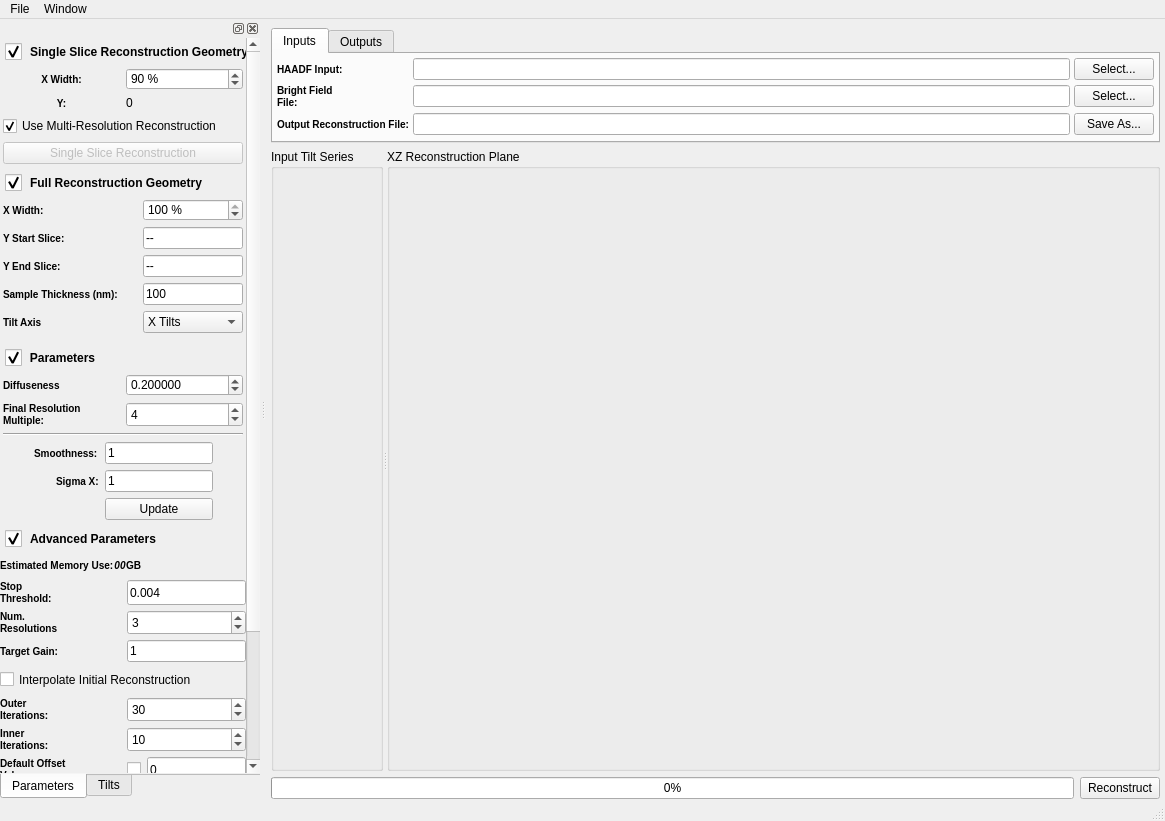
Before: the Qt Designer form Code/Applications/TEMBIR/UI_Files/TEMBIRGui.ui in OpenMBIR/OpenMBIR-TEM, drawn with Qt 5.
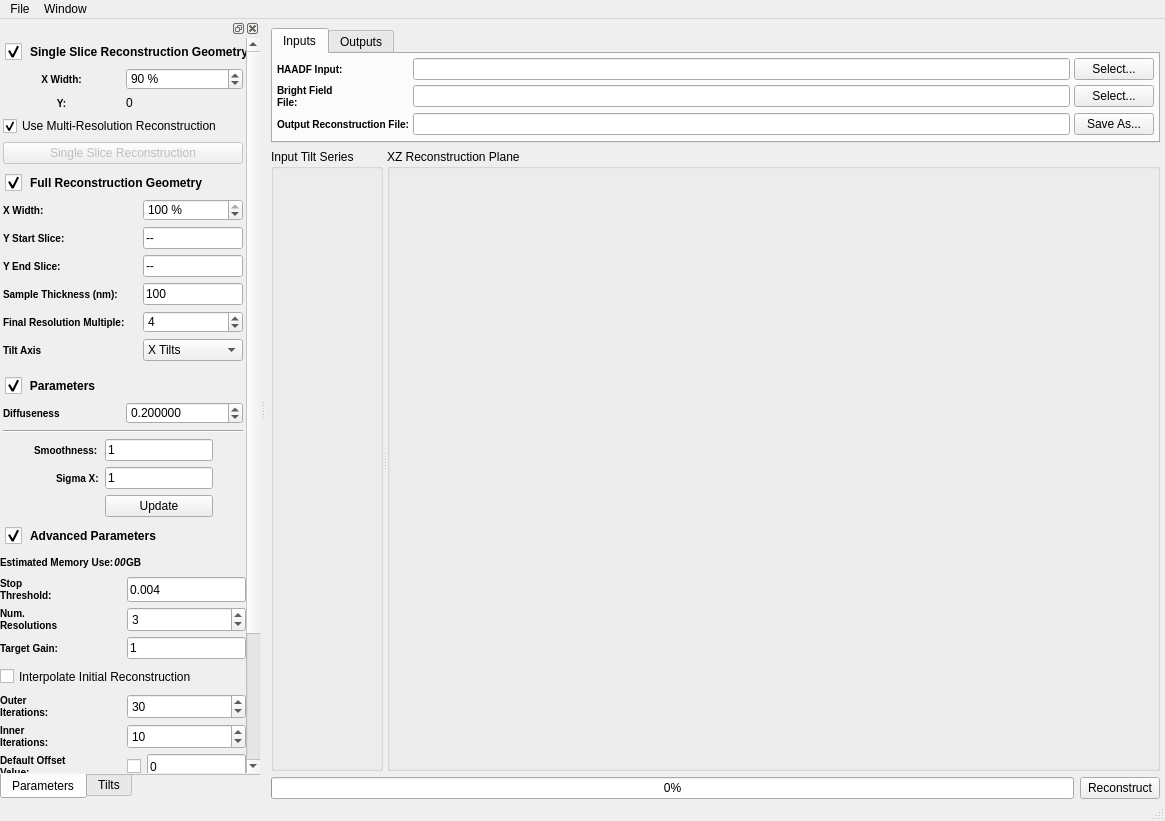
After: the same form once the commit is applied. Icons and pictures are not drawn. Custom widgets are drawn as their Qt base class.

Commit message: Moving the final resolution multiple to geometry parameters as it better describing a geometry parameter. The other parameters decide the quality so I am moving this.

Patch:
```diff
--- a/Code/Applications/TEMBIR/UI_Files/TEMBIRGui.ui
+++ b/Code/Applications/TEMBIR/UI_Files/TEMBIRGui.ui
@@ -767,7 +767,7 @@
                 <property name="verticalSpacing">
                  <number>6</number>
                 </property>
-                <item row="4" column="1">
+                <item row="5" column="1">
                  <widget class="QComboBox" name="tiltSelection">
                   <item>
                    <property name="text">
@@ -911,7 +911,7 @@
                   </property>
                  </widget>
                 </item>
-                <item row="4" column="0">
+                <item row="5" column="0">
                  <widget class="QLabel" name="label_46">
                   <property name="styleSheet">
                    <string notr="true">QLabel {
@@ -946,6 +946,53 @@
                   </property>
                  </widget>
                 </item>
+                <item row="4" column="0">
+                 <widget class="QLabel" name="label_34">
+                  <property name="sizePolicy">
+                   <sizepolicy hsizetype="Preferred" vsizetype="Preferred">
+                    <horstretch>0</horstretch>
+                    <verstretch>0</verstretch>
+                   </sizepolicy>
+                  </property>
+                  <property name="styleSheet">
+                   <string notr="true">QLabel {
+font-weight: bold;
+font-size: 10px;
+}</string>
+                  </property>
+                  <property name="text">
+                   <string>Final Resolution Multiple:</string>
+                  </property>
+                  <property name="wordWrap">
+                   <bool>true</bool>
+                  </property>
+                 </widget>
+                </item>
+                <item row="4" column="1">
+                 <widget class="QSpinBox" name="finalResolution">
+                  <property name="sizePolicy">
+                   <sizepolicy hsizetype="Minimum" vsizetype="Preferred">
+                    <horstretch>0</horstretch>
+                    <verstretch>0</verstretch>
+                   </sizepolicy>
+                  </property>
+                  <property name="maximumSize">
+                   <size>
+                    <width>125</width>
+                    <height>16777215</height>
+                   </size>
+                  </property>
+                  <property name="minimum">
+                   <number>1</number>
+                  </property>
+                  <property name="maximum">
+                   <number>100</number>
+                  </property>
+                  <property name="value">
+                   <number>4</number>
+                  </property>
+                 </widget>
+                </item>
                </layout>
               </widget>
              </item>
@@ -1069,53 +1116,6 @@
                   </property>
                  </widget>
                 </item>
-                <item row="7" column="1">
-                 <widget class="QSpinBox" name="finalResolution">
-                  <property name="sizePolicy">
-                   <sizepolicy hsizetype="Minimum" vsizetype="Preferred">
-                    <horstretch>0</horstretch>
-                    <verstretch>0</verstretch>
-                   </sizepolicy>
-                  </property>
-                  <property name="maximumSize">
-                   <size>
-                    <width>125</width>
-                    <height>16777215</height>
-                   </size>
-                  </property>
-                  <property name="minimum">
-                   <number>1</number>
-                  </property>
-                  <property name="maximum">
-                   <number>100</number>
-                  </property>
-                  <property name="value">
-                   <number>4</number>
-                  </property>
-                 </widget>
-                </item>
-                <item row="7" column="0">
-                 <widget class="QLabel" name="label_34">
-                  <property name="sizePolicy">
-                   <sizepolicy hsizetype="Preferred" vsizetype="Preferred">
-                    <horstretch>0</horstretch>
-                    <verstretch>0</verstretch>
-                   </sizepolicy>
-                  </property>
-                  <property name="styleSheet">
-                   <string notr="true">QLabel {
-font-weight: bold;
-font-size: 10px;
-}</string>
-                  </property>
-                  <property name="text">
-                   <string>Final Resolution Multiple:</string>
-                  </property>
-                  <property name="wordWrap">
-                   <bool>true</bool>
-                  </property>
-                 </widget>
-                </item>
                 <item row="9" column="0" colspan="2">
                  <layout class="QGridLayout" name="gridLayout_8">
                   <property name="bottomMargin">
```
